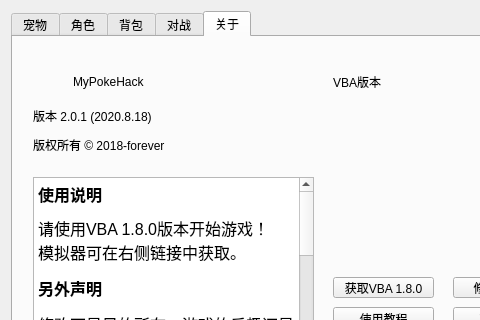
The window that MyMH/widget.ui (tanyiqu/uemerald-memhack) describes before a commit, drawn with Qt 5; both pictures show x 0 to 480 and y 0 to 320 of the 612 by 491 pixel window.
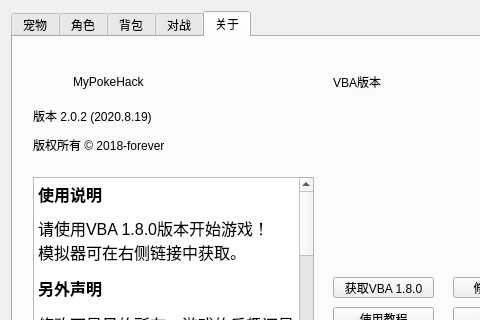
The same window after the commit. The open tabs and pages were chosen to show the change. Icons and pictures are not drawn.

Patch:
```diff
--- a/MyMH/widget.ui
+++ b/MyMH/widget.ui
@@ -5339,7 +5339,7 @@
         <string notr="true">font: 9pt &quot;微软雅黑&quot;;</string>
        </property>
        <property name="text">
-        <string>版本 2.0.1 (2020.8.18)</string>
+        <string>版本 2.0.2 (2020.8.19)</string>
        </property>
        <property name="wordWrap">
         <bool>true</bool>
```
